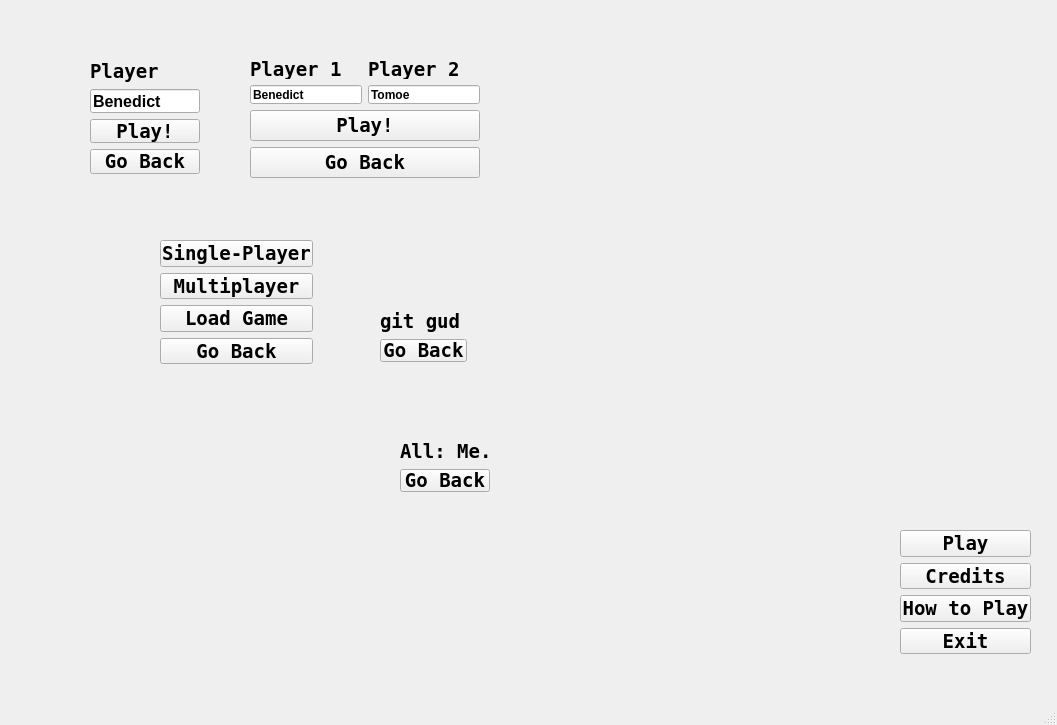
The window that mainmenu.ui (juanvergara3/Projec_Abyss) describes before a commit, drawn with Qt 5.
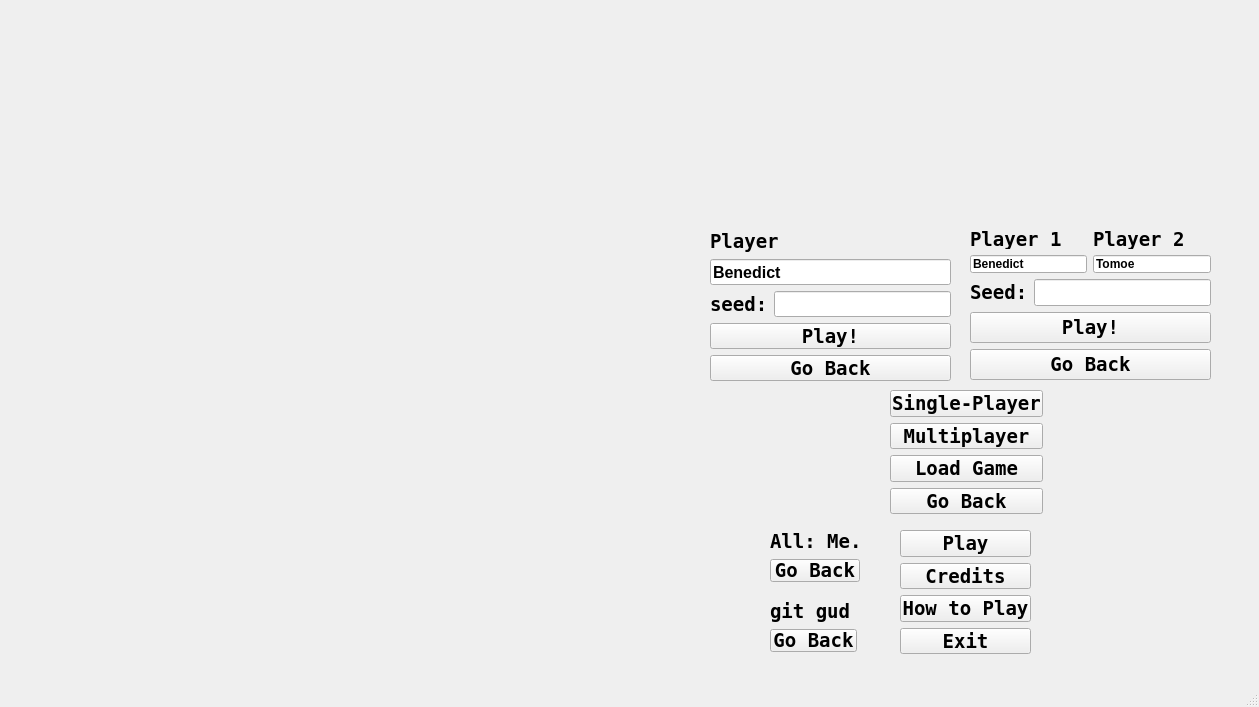
The same window after the commit.

The edit to the form file:
```diff
--- a/mainmenu.ui
+++ b/mainmenu.ui
@@ -6,8 +6,8 @@
    <rect>
     <x>0</x>
     <y>0</y>
-    <width>1057</width>
-    <height>725</height>
+    <width>1259</width>
+    <height>707</height>
    </rect>
   </property>
   <property name="cursor">
@@ -95,10 +95,10 @@
     </property>
     <property name="geometry">
      <rect>
-      <x>250</x>
-      <y>60</y>
-      <width>230</width>
-      <height>118</height>
+      <x>970</x>
+      <y>230</y>
+      <width>241</width>
+      <height>150</height>
      </rect>
     </property>
     <layout class="QVBoxLayout" name="multiplayerScreen">
@@ -220,6 +220,40 @@
        </item>
       </layout>
      </item>
+     <item>
+      <layout class="QHBoxLayout" name="horizontalLayout_2">
+       <item>
+        <widget class="QLabel" name="seedLabel_2">
+         <property name="font">
+          <font>
+           <family>Terminal</family>
+           <pointsize>14</pointsize>
+           <weight>75</weight>
+           <bold>true</bold>
+          </font>
+         </property>
+         <property name="text">
+          <string>Seed:</string>
+         </property>
+        </widget>
+       </item>
+       <item>
+        <widget class="QLineEdit" name="seed_multi">
+         <property name="font">
+          <font>
+           <family>System</family>
+           <pointsize>12</pointsize>
+           <weight>75</weight>
+           <bold>true</bold>
+          </font>
+         </property>
+         <property name="inputMethodHints">
+          <set>Qt::ImhDigitsOnly</set>
+         </property>
+        </widget>
+       </item>
+      </layout>
+     </item>
      <item>
       <widget class="QPushButton" name="playButton_2">
        <property name="enabled">
@@ -264,10 +298,10 @@
     </property>
     <property name="geometry">
      <rect>
-      <x>90</x>
-      <y>60</y>
-      <width>110</width>
-      <height>114</height>
+      <x>710</x>
+      <y>230</y>
+      <width>241</width>
+      <height>151</height>
      </rect>
     </property>
     <layout class="QVBoxLayout" name="singleplayerScreen">
@@ -325,6 +359,40 @@
        </property>
       </widget>
      </item>
+     <item>
+      <layout class="QHBoxLayout" name="horizontalLayout">
+       <item>
+        <widget class="QLabel" name="seedLabel_1">
+         <property name="font">
+          <font>
+           <family>Terminal</family>
+           <pointsize>14</pointsize>
+           <weight>75</weight>
+           <bold>true</bold>
+          </font>
+         </property>
+         <property name="text">
+          <string>seed:</string>
+         </property>
+        </widget>
+       </item>
+       <item>
+        <widget class="QLineEdit" name="seed_single">
+         <property name="font">
+          <font>
+           <family>System</family>
+           <pointsize>12</pointsize>
+           <weight>75</weight>
+           <bold>true</bold>
+          </font>
+         </property>
+         <property name="inputMethodHints">
+          <set>Qt::ImhDigitsOnly</set>
+         </property>
+        </widget>
+       </item>
+      </layout>
+     </item>
      <item>
       <widget class="QPushButton" name="playButton_single">
        <property name="enabled">
@@ -369,8 +437,8 @@
     </property>
     <property name="geometry">
      <rect>
-      <x>380</x>
-      <y>310</y>
+      <x>770</x>
+      <y>600</y>
       <width>87</width>
       <height>52</height>
      </rect>
@@ -420,8 +488,8 @@
     </property>
     <property name="geometry">
      <rect>
-      <x>160</x>
-      <y>240</y>
+      <x>890</x>
+      <y>390</y>
       <width>153</width>
       <height>124</height>
      </rect>
@@ -507,8 +575,8 @@
     </property>
     <property name="geometry">
      <rect>
-      <x>400</x>
-      <y>440</y>
+      <x>770</x>
+      <y>530</y>
       <width>90</width>
       <height>52</height>
      </rect>
```
Left out of the diff: 2 changed lines with no effect on the pictures.
